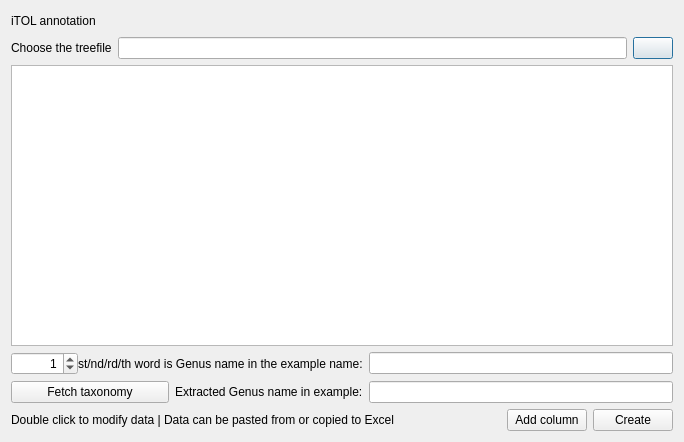
Old version of the form PhyloSuite/uifiles/iTOLAnnotation.ui in the repository dongzhang0725/PhyloSuite.
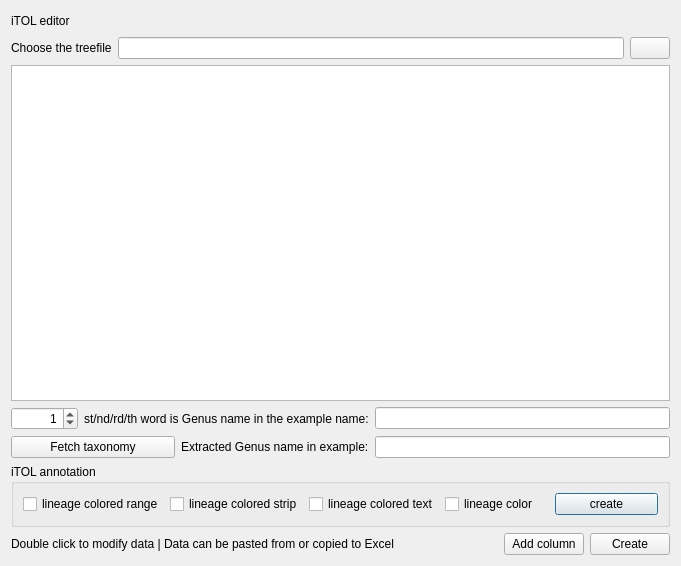
New version of the form. Icons and pictures are not drawn. Custom widgets are drawn as their Qt base class.

The edit to the form file:
```diff
--- a/PhyloSuite/uifiles/iTOLAnnotation.ui
+++ b/PhyloSuite/uifiles/iTOLAnnotation.ui
@@ -6,22 +6,22 @@
    <rect>
     <x>0</x>
     <y>0</y>
-    <width>684</width>
-    <height>442</height>
+    <width>681</width>
+    <height>566</height>
    </rect>
   </property>
   <property name="windowTitle">
    <string>Annotation editor</string>
   </property>
-  <layout class="QVBoxLayout" name="verticalLayout">
-   <item>
+  <layout class="QGridLayout" name="gridLayout_7">
+   <item row="0" column="0">
+    <layout class="QGridLayout" name="gridLayout_6">
+     <item row="0" column="0">
     <layout class="QGridLayout" name="gridLayout_4">
      <item row="0" column="0">
-      <layout class="QGridLayout" name="gridLayout_2">
-       <item row="0" column="0">
         <widget class="QLabel" name="label_2">
          <property name="text">
-          <string>iTOL annotation</string>
+          <string>iTOL editor</string>
          </property>
         </widget>
        </item>
@@ -40,49 +40,53 @@
        </item>
       </layout>
      </item>
-     <item row="1" column="0">
-      <layout class="QGridLayout" name="gridLayout_3">
+     <item row="4" column="0">
+      <widget class="QGroupBox" name="groupBox">
+       <property name="title">
+        <string>iTOL annotation</string>
+       </property>
+       <layout class="QGridLayout" name="gridLayout_2">
        <item row="0" column="0">
-        <widget class="QLabel" name="label_3">
+         <widget class="QCheckBox" name="checkBox">
          <property name="text">
-          <string>Choose the treefile</string>
+           <string>lineage colored range</string>
          </property>
         </widget>
        </item>
-       <item row="0" column="1">
-        <widget class="QLineEdit" name="lineEdit_3"/>
+        <item row="0" column="3">
+         <widget class="QCheckBox" name="checkBox_4">
+          <property name="text">
+           <string>lineage color</string>
+          </property>
+         </widget>
+        </item>
+        <item row="0" column="4">
+         <widget class="QPushButton" name="pushButton_13">
+          <property name="text">
+           <string>create</string>
+          </property>
+         </widget>
        </item>
        <item row="0" column="2">
-        <widget class="QPushButton" name="pushButton_3">
+         <widget class="QCheckBox" name="checkBox_3">
          <property name="text">
-          <string/>
+           <string>lineage colored text</string>
+          </property>
+         </widget>
+        </item>
+        <item row="0" column="1">
+         <widget class="QCheckBox" name="checkBox_2">
+          <property name="text">
+           <string>lineage colored strip</string>
          </property>
         </widget>
        </item>
       </layout>
-     </item>
-     <item row="2" column="0">
-      <widget class="MyTableView" name="tableView">
-       <property name="sizeAdjustPolicy">
-        <enum>QAbstractScrollArea::AdjustToContents</enum>
-       </property>
       </widget>
      </item>
      <item row="3" column="0">
       <layout class="QGridLayout" name="gridLayout">
-       <item row="1" column="1">
-        <widget class="QLineEdit" name="lineEdit_2">
-         <property name="readOnly">
-          <bool>true</bool>
-         </property>
-        </widget>
-       </item>
        <item row="0" column="0">
-        <layout class="QHBoxLayout" name="horizontalLayout">
-         <property name="spacing">
-          <number>0</number>
-         </property>
-         <item>
           <widget class="QSpinBox" name="spinBox">
            <property name="alignment">
             <set>Qt::AlignRight|Qt::AlignTrailing|Qt::AlignVCenter</set>
@@ -95,32 +99,35 @@
            </property>
           </widget>
          </item>
-         <item>
+       <item row="0" column="1" colspan="2">
           <widget class="QLabel" name="label_4">
            <property name="text">
             <string>st/nd/rd/th word is Genus name in the example name:</string>
            </property>
           </widget>
          </item>
-        </layout>
-       </item>
-       <item row="0" column="1">
+       <item row="0" column="3">
         <widget class="QLineEdit" name="lineEdit">
          <property name="readOnly">
           <bool>true</bool>
          </property>
         </widget>
        </item>
-       <item row="1" column="0">
-        <layout class="QHBoxLayout" name="horizontalLayout_4">
-         <item>
+       <item row="1" column="3">
+        <widget class="QLineEdit" name="lineEdit_2">
+         <property name="readOnly">
+          <bool>true</bool>
+         </property>
+        </widget>
+       </item>
+       <item row="1" column="0" colspan="2">
           <widget class="QPushButton" name="pushButton_6">
            <property name="text">
             <string>Fetch taxonomy</string>
            </property>
           </widget>
          </item>
-         <item>
+       <item row="1" column="2">
           <widget class="QLabel" name="label_5">
            <property name="text">
             <string>Extracted Genus name in example:</string>
@@ -129,18 +136,37 @@
          </item>
         </layout>
        </item>
+     <item row="1" column="0">
+      <layout class="QGridLayout" name="gridLayout_3">
+       <item row="0" column="0">
+        <widget class="QLabel" name="label_3">
+         <property name="text">
+          <string>Choose the treefile</string>
+         </property>
+        </widget>
+       </item>
+       <item row="0" column="1">
+        <widget class="QLineEdit" name="lineEdit_3"/>
+       </item>
+       <item row="0" column="2">
+        <widget class="QPushButton" name="pushButton_3">
+         <property name="text">
+          <string/>
+         </property>
+        </widget>
+       </item>
       </layout>
      </item>
-     <item row="4" column="0">
-      <layout class="QHBoxLayout" name="horizontalLayout_3">
-       <item>
+     <item row="5" column="0">
+      <layout class="QGridLayout" name="gridLayout_5">
+       <item row="0" column="0">
         <widget class="QLabel" name="label">
          <property name="text">
           <string>Double click to modify data | Data can be pasted from or copied to Excel</string>
          </property>
         </widget>
        </item>
-       <item>
+       <item row="0" column="1">
         <spacer name="horizontalSpacer">
          <property name="orientation">
           <enum>Qt::Horizontal</enum>
@@ -153,7 +179,7 @@
          </property>
         </spacer>
        </item>
-       <item>
+       <item row="0" column="2">
         <widget class="QPushButton" name="pushButton_2">
          <property name="text">
           <string>Add column</string>
@@ -164,7 +190,7 @@
          </property>
         </widget>
        </item>
-       <item>
+       <item row="0" column="3">
         <widget class="QPushButton" name="pushButton">
          <property name="text">
           <string>Create</string>
@@ -173,6 +199,13 @@
        </item>
       </layout>
      </item>
+     <item row="2" column="0">
+      <widget class="MyTableView" name="tableView">
+       <property name="sizeAdjustPolicy">
+        <enum>QAbstractScrollArea::AdjustToContents</enum>
+       </property>
+      </widget>
+     </item>
     </layout>
    </item>
   </layout>
```
Left out of the diff: 2 changed lines with no effect on the pictures. Lines whose indentation alone changed are shown as unchanged.
